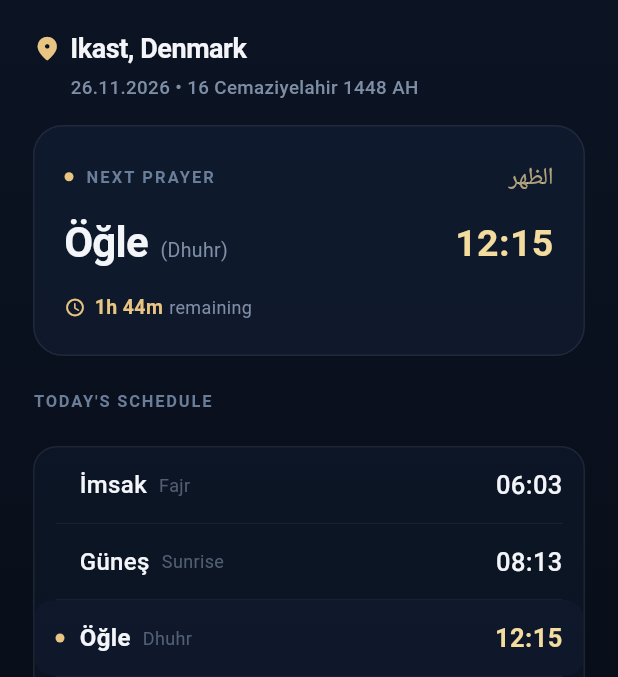
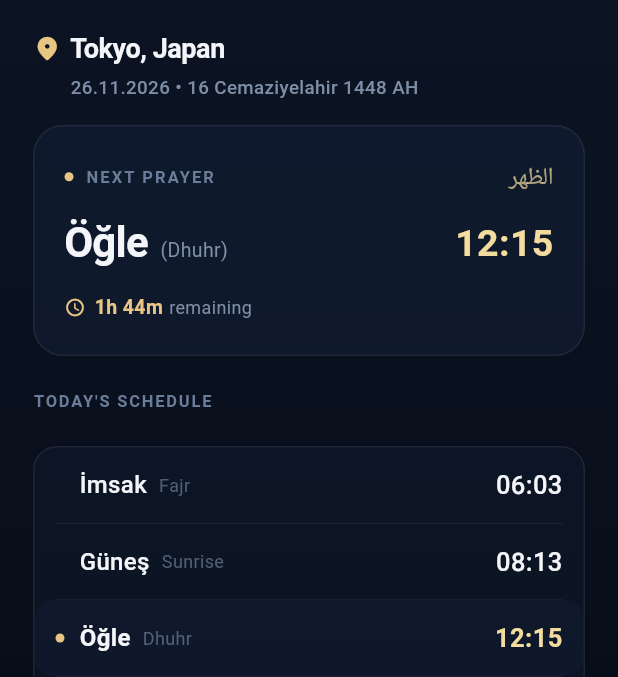
Before and after one commit to liondepierre/Minar, a Flutter app: the screen it shows after launch, on a phone screen of 412 x 824 dp, the part 76-753 px from its top. Run offline on Flutter 3.47's test engine with Material 3 defaults, Android fonts, the phone set to English and light mode, and no system bars; our stand-ins replace flutter_local_notifications, google_fonts, shared_preferences, timezone; network calls fail.

Commit message:
feat(mobile): update default location and popular cities

```diff
--- a/apps/mobile/lib/services/geocoding_service.dart
+++ b/apps/mobile/lib/services/geocoding_service.dart
@@ -24,7 +24,7 @@ class GeocodingService {
     return input.trim().replaceAll(RegExp(r'\s+'), ' ');
   }
 
-  /// Rejects punctuation/gibberish like "Ikast ..dew.de." or digits.
+  /// Rejects punctuation/gibberish like "Tokyo ..dew.de." or digits.
   static bool isValidPlaceName(String input) {
     final clean = sanitize(input);
     if (clean.length < 2 || clean.length > 60) return false;
--- a/apps/mobile/lib/services/storage_service.dart
+++ b/apps/mobile/lib/services/storage_service.dart
@@ -35,10 +35,10 @@ class StorageService {
     return StorageService(prefs);
   }
 
-  String get city => _prefs.getString(_kCity) ?? 'Ikast';
+  String get city => _prefs.getString(_kCity) ?? 'Tokyo';
   set city(String value) => _prefs.setString(_kCity, value);
 
-  String get country => _prefs.getString(_kCountry) ?? 'Denmark';
+  String get country => _prefs.getString(_kCountry) ?? 'Japan';
   set country(String value) => _prefs.setString(_kCountry, value);
 
   String? get districtId => _prefs.getString(_kDistrictId);
--- a/apps/mobile/scripts/self_check.dart
+++ b/apps/mobile/scripts/self_check.dart
@@ -12,23 +12,23 @@ void main() async {
   assert(diff.inMinutes == 12, 'Dhuhr diff must be 12 minutes');
   print('✔ Test 1 Passed: Countdown arithmetic validated.');
 
-  // Test 2: Live Diyanet API check for Ikast
+  // Test 2: Live Diyanet API check for Istanbul
   final client = HttpClient();
   try {
     final searchUri = Uri.parse(
-        'https://ezanvakti.imsakiyem.com/api/locations/search/districts?q=ikast');
+        'https://ezanvakti.imsakiyem.com/api/locations/search/districts?q=istanbul');
     final req = await client.getUrl(searchUri);
     final res = await req.close();
     final body = await res.transform(utf8.decoder).join();
     final json = jsonDecode(body) as Map<String, dynamic>;
     final data = json['data'] as List<dynamic>;
-    final ikast = data.first as Map<String, dynamic>;
-    final districtId = ikast['_id'];
-    assert(districtId == '12625', 'Ikast district ID must be 12625');
-    print('✔ Test 2 Passed: Ikast resolved to Diyanet district ID 12625.');
+    final istanbul = data.first as Map<String, dynamic>;
+    final districtId = istanbul['_id'];
+    assert(districtId == '9541', 'Istanbul district ID must be 9541');
+    print('✔ Test 2 Passed: Istanbul resolved to Diyanet district ID 9541.');
 
     final timesUri = Uri.parse(
-        'https://ezanvakti.imsakiyem.com/api/prayer-times/12625/daily');
+        'https://ezanvakti.imsakiyem.com/api/prayer-times/9541/daily');
     final timesReq = await client.getUrl(timesUri);
     final timesRes = await timesReq.close();
     final timesBody = await timesRes.transform(utf8.decoder).join();
@@ -36,7 +36,7 @@ void main() async {
     final timesData = (timesJson['data'] as List<dynamic>).first as Map<String, dynamic>;
     final times = timesData['times'] as Map<String, dynamic>;
     final yatsi = times['yatsi'];
-    print('✔ Test 3 Passed: Live Ikast Diyanet times confirmed (Yatsı: $yatsi).');
+    print('✔ Test 3 Passed: Live Istanbul Diyanet times confirmed (Yatsı: $yatsi).');
   } catch (e) {
     print('Network check note: $e');
   } finally {
```
Also changed, not shown: apps/mobile/lib/ui/widgets/settings_sheet.dart (+17 -10 lines), 8 other files.
